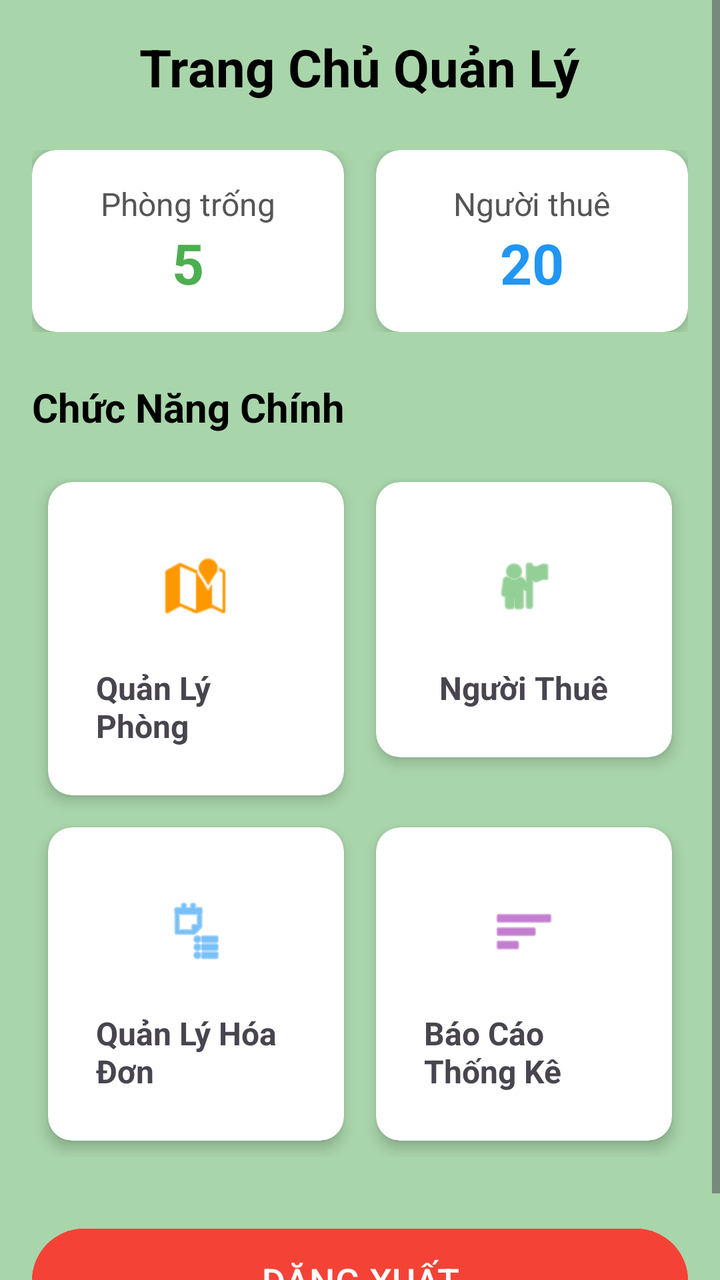
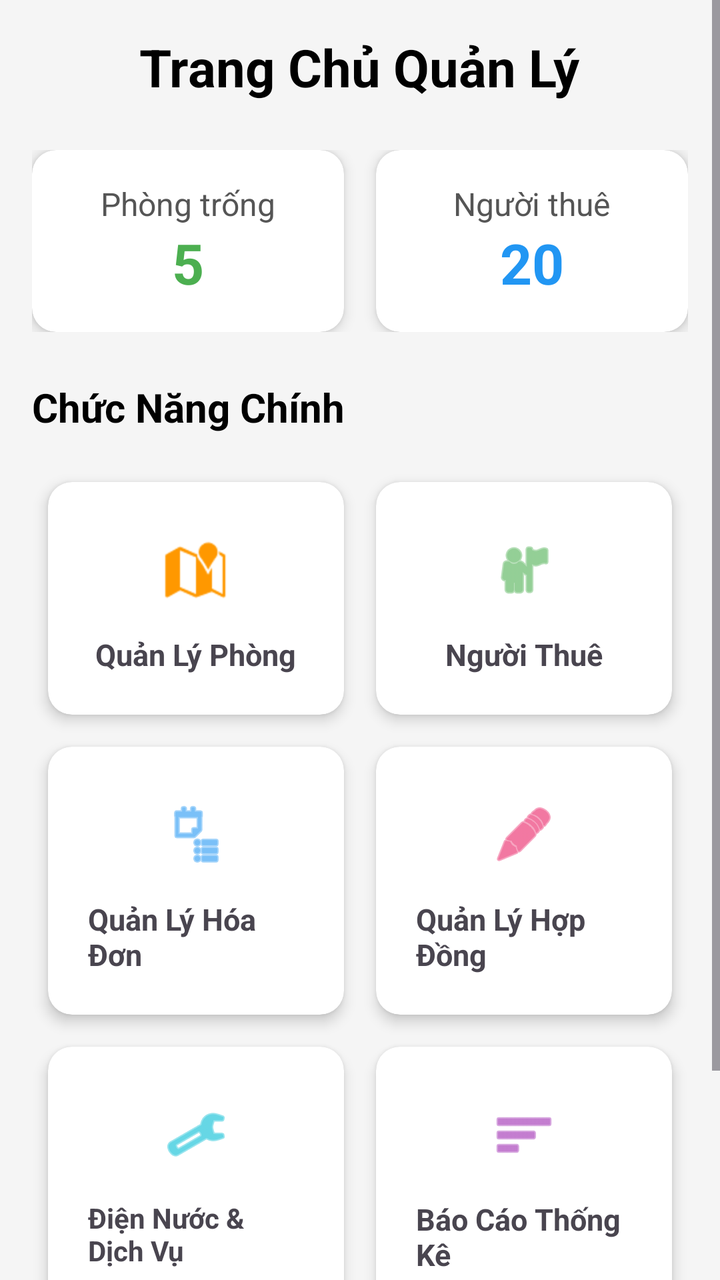

Screens rendered from an Android XML layout before and after an edit, with the pre-edit source and the edit as a unified diff.
<!-- AndroidManifest.xml: application theme Theme.Detai1 -->
<!-- res/layout/giaodientrangchu.xml -->
<?xml version="1.0" encoding="utf-8"?>
<ScrollView xmlns:android="http://schemas.android.com/apk/res/android"
    xmlns:app="http://schemas.android.com/apk/res-auto"
    android:layout_width="match_parent"
    android:layout_height="match_parent"
    android:background="#7A4CAF50">

    <LinearLayout
        android:layout_width="match_parent"
        android:layout_height="wrap_content"
        android:orientation="vertical"
        android:padding="16dp">

        
        <TextView
            android:id="@+id/txtloichao"
            android:layout_width="wrap_content"
            android:layout_height="wrap_content"
            android:layout_gravity="center"
            android:layout_marginBottom="24dp"
            android:text="Trang Chủ Quản Lý"
            android:textColor="@android:color/black"
            android:textSize="26sp"
            android:textStyle="bold" />

        
        <LinearLayout
            android:layout_width="match_parent"
            android:layout_height="wrap_content"
            android:layout_marginBottom="24dp"
            android:orientation="horizontal">

            
            <androidx.cardview.widget.CardView
                android:layout_width="0dp"
                android:layout_height="wrap_content"
                android:layout_marginEnd="8dp"
                android:layout_weight="1"
                app:cardCornerRadius="12dp"
                app:cardElevation="4dp">

                <LinearLayout
                    android:layout_width="match_parent"
                    android:layout_height="wrap_content"
                    android:gravity="center"
                    android:orientation="vertical"
                    android:padding="16dp">

                    <TextView
                        android:layout_width="wrap_content"
                        android:layout_height="wrap_content"
                        android:text="Phòng trống"
                        android:textColor="#555555"
                        android:textSize="16sp" />

                    <TextView
                        android:id="@+id/txtsophongtrong"
                        android:layout_width="wrap_content"
                        android:layout_height="wrap_content"
                        android:text="5"
                        android:textColor="#4CAF50"
                        android:textSize="28sp"
                        android:textStyle="bold" />
                </LinearLayout>
            </androidx.cardview.widget.CardView>

            
            <androidx.cardview.widget.CardView
                android:layout_width="0dp"
                android:layout_height="wrap_content"
                android:layout_marginStart="8dp"
                android:layout_weight="1"
                app:cardCornerRadius="12dp"
                app:cardElevation="4dp">

                <LinearLayout
                    android:layout_width="match_parent"
                    android:layout_height="wrap_content"
                    android:gravity="center"
                    android:orientation="vertical"
                    android:padding="16dp">

                    <TextView
                        android:layout_width="wrap_content"
                        android:layout_height="wrap_content"
                        android:text="Người thuê"
                        android:textColor="#555555"
                        android:textSize="16sp" />

                    <TextView
                        android:id="@+id/txtsonguoithue"
                        android:layout_width="wrap_content"
                        android:layout_height="wrap_content"
                        android:text="20"
                        android:textColor="#2196F3"
                        android:textSize="28sp"
                        android:textStyle="bold" />
                </LinearLayout>
            </androidx.cardview.widget.CardView>

        </LinearLayout>

        
        <TextView
            android:layout_width="wrap_content"
            android:layout_height="wrap_content"
            android:layout_marginBottom="16dp"
            android:text="Chức Năng Chính"
            android:textColor="@android:color/black"
            android:textSize="20sp"
            android:textStyle="bold" />

        
        <GridLayout
            android:layout_width="match_parent"
            android:layout_height="wrap_content"
            android:alignmentMode="alignMargins"
            android:columnCount="2"
            android:columnOrderPreserved="false"
            android:rowCount="2">

            
            <androidx.cardview.widget.CardView
                android:id="@+id/cvquanlyphongtro"
                android:layout_width="0dp"
                android:layout_height="wrap_content"
                android:layout_columnWeight="1"
                android:layout_margin="8dp"
                android:clickable="true"
                android:foreground="?android:attr/selectableItemBackground"
                app:cardCornerRadius="12dp"
                app:cardElevation="4dp">

                <LinearLayout
                    android:layout_width="match_parent"
                    android:layout_height="wrap_content"
                    android:gravity="center"
                    android:orientation="vertical"
                    android:padding="24dp">

                    <ImageButton
                        android:id="@+id/btnimgquanlyphongtro"
                        android:layout_width="56dp"
                        android:layout_height="56dp"
                        android:src="@android:drawable/ic_dialog_map"
                        app:tint="#FF9800"
                        android:background="?attr/selectableItemBackgroundBorderless"
                        android:contentDescription="Quản lý phòng"/>

                    <TextView
                        android:layout_width="wrap_content"
                        android:layout_height="wrap_content"
                        android:layout_marginTop="12dp"
                        android:text="Quản Lý Phòng"
                        android:textSize="16sp"
                        android:textStyle="bold" />
                </LinearLayout>
            </androidx.cardview.widget.CardView>

            
            <androidx.cardview.widget.CardView
                android:id="@+id/cvquanlynguoithue"
                android:layout_width="0dp"
                android:layout_height="wrap_content"
                android:layout_columnWeight="1"
                android:layout_margin="8dp"
                android:clickable="true"
                android:foreground="?android:attr/selectableItemBackground"
                app:cardCornerRadius="12dp"
                app:cardElevation="4dp">

                <LinearLayout
                    android:layout_width="match_parent"
                    android:layout_height="wrap_content"
                    android:gravity="center"
                    android:orientation="vertical"
                    android:padding="24dp">

                    <ImageButton
                        android:id="@+id/btnimgnguoithue"
                        android:layout_width="56dp"
                        android:layout_height="56dp"
                        android:src="@android:drawable/ic_menu_myplaces"
                        app:tint="#4CAF50"
                        android:background="?attr/selectableItemBackgroundBorderless"
                        android:contentDescription="Người thuê"/>

                    <TextView
                        android:layout_width="wrap_content"
                        android:layout_height="wrap_content"
                        android:layout_marginTop="12dp"
                        android:text="Người Thuê"
                        android:textSize="16sp"
                        android:textStyle="bold" />
                </LinearLayout>
            </androidx.cardview.widget.CardView>

            
            <androidx.cardview.widget.CardView
                android:id="@+id/cvquanlyhoadon"
                android:layout_width="0dp"
                android:layout_height="wrap_content"
                android:layout_columnWeight="1"
                android:layout_margin="8dp"
                android:clickable="true"
                android:foreground="?android:attr/selectableItemBackground"
                app:cardCornerRadius="12dp"
                app:cardElevation="4dp">

                <LinearLayout
                    android:layout_width="match_parent"
                    android:layout_height="wrap_content"
                    android:gravity="center"
                    android:orientation="vertical"
                    android:padding="24dp">

                    <ImageButton
                        android:id="@+id/btnimghoadon"
                        android:layout_width="56dp"
                        android:layout_height="56dp"
                        android:src="@android:drawable/ic_menu_agenda"
                        app:tint="#2196F3"
                        android:background="?attr/selectableItemBackgroundBorderless"
                        android:contentDescription="Quản lý hóa đơn"/>

                    <TextView
                        android:layout_width="wrap_content"
                        android:layout_height="wrap_content"
                        android:layout_marginTop="12dp"
                        android:text="Quản Lý Hóa Đơn"
                        android:textSize="16sp"
                        android:textStyle="bold" />
                </LinearLayout>
            </androidx.cardview.widget.CardView>

            
            <androidx.cardview.widget.CardView
                android:id="@+id/cvthongke"
                android:layout_width="0dp"
                android:layout_height="wrap_content"
                android:layout_columnWeight="1"
                android:layout_margin="8dp"
                android:clickable="true"
                android:foreground="?android:attr/selectableItemBackground"
                app:cardCornerRadius="12dp"
                app:cardElevation="4dp">

                <LinearLayout
                    android:layout_width="match_parent"
                    android:layout_height="wrap_content"
                    android:gravity="center"
                    android:orientation="vertical"
                    android:padding="24dp">

                    <ImageButton
                        android:id="@+id/btnimgthongke"
                        android:layout_width="56dp"
                        android:layout_height="56dp"
                        android:src="@android:drawable/ic_menu_sort_by_size"
                        app:tint="#9C27B0"
                        android:background="?attr/selectableItemBackgroundBorderless"
                        android:contentDescription="Thống kê"/>

                    <TextView
                        android:layout_width="wrap_content"
                        android:layout_height="wrap_content"
                        android:layout_marginTop="12dp"
                        android:text="Báo Cáo Thống Kê"
                        android:textSize="16sp"
                        android:textStyle="bold" />
                </LinearLayout>
            </androidx.cardview.widget.CardView>

        </GridLayout>

        
        <Button
            android:id="@+id/btndangxuat"
            android:layout_width="match_parent"
            android:layout_height="60dp"
            android:layout_marginTop="32dp"
            android:backgroundTint="#F44336"
            android:text="ĐĂNG XUẤT"
            android:textColor="@android:color/white"
            android:textSize="18sp" />

    </LinearLayout>
</ScrollView>
<!-- resources referenced by this layout -->
<resources>
  <style name="Theme.Detai1" parent="Base.Theme.Detai1" />
  <style name="Base.Theme.Detai1" parent="Theme.Material3.DayNight.NoActionBar">
          
          
      </style>
</resources>

<!-- the commit's change to res/layout/giaodientrangchu.xml (unified diff, before → after) -->
@@ -3,7 +3,7 @@
     xmlns:app="http://schemas.android.com/apk/res-auto"
     android:layout_width="match_parent"
     android:layout_height="match_parent"
-    android:background="#7A4CAF50">
+    android:background="#F5F5F5">
 
     <LinearLayout
         android:layout_width="match_parent"
@@ -116,8 +116,7 @@
             android:layout_height="wrap_content"
             android:alignmentMode="alignMargins"
             android:columnCount="2"
-            android:columnOrderPreserved="false"
-            android:rowCount="2">
+            android:columnOrderPreserved="false">
 
             
             <androidx.cardview.widget.CardView
@@ -136,12 +135,12 @@
                     android:layout_height="wrap_content"
                     android:gravity="center"
                     android:orientation="vertical"
-                    android:padding="24dp">
+                    android:padding="20dp">
 
                     <ImageButton
                         android:id="@+id/btnimgquanlyphongtro"
-                        android:layout_width="56dp"
-                        android:layout_height="56dp"
+                        android:layout_width="48dp"
+                        android:layout_height="48dp"
                         android:src="@android:drawable/ic_dialog_map"
                         app:tint="#FF9800"
                         android:background="?attr/selectableItemBackgroundBorderless"
@@ -150,9 +149,9 @@
                     <TextView
                         android:layout_width="wrap_content"
                         android:layout_height="wrap_content"
-                        android:layout_marginTop="12dp"
+                        android:layout_marginTop="8dp"
                         android:text="Quản Lý Phòng"
-                        android:textSize="16sp"
+                        android:textSize="15sp"
                         android:textStyle="bold" />
                 </LinearLayout>
             </androidx.cardview.widget.CardView>
@@ -174,12 +173,12 @@
                     android:layout_height="wrap_content"
                     android:gravity="center"
                     android:orientation="vertical"
-                    android:padding="24dp">
+                    android:padding="20dp">
 
                     <ImageButton
                         android:id="@+id/btnimgnguoithue"
-                        android:layout_width="56dp"
-                        android:layout_height="56dp"
+                        android:layout_width="48dp"
+                        android:layout_height="48dp"
                         android:src="@android:drawable/ic_menu_myplaces"
                         app:tint="#4CAF50"
                         android:background="?attr/selectableItemBackgroundBorderless"
@@ -188,9 +187,9 @@
                     <TextView
                         android:layout_width="wrap_content"
                         android:layout_height="wrap_content"
-                        android:layout_marginTop="12dp"
+                        android:layout_marginTop="8dp"
                         android:text="Người Thuê"
-                        android:textSize="16sp"
+                        android:textSize="15sp"
                         android:textStyle="bold" />
                 </LinearLayout>
             </androidx.cardview.widget.CardView>
@@ -212,12 +211,12 @@
                     android:layout_height="wrap_content"
                     android:gravity="center"
                     android:orientation="vertical"
-                    android:padding="24dp">
+                    android:padding="20dp">
 
                     <ImageButton
                         android:id="@+id/btnimghoadon"
-                        android:layout_width="56dp"
-                        android:layout_height="56dp"
+                        android:layout_width="48dp"
+                        android:layout_height="48dp"
                         android:src="@android:drawable/ic_menu_agenda"
                         app:tint="#2196F3"
                         android:background="?attr/selectableItemBackgroundBorderless"
@@ -226,9 +225,85 @@
                     <TextView
                         android:layout_width="wrap_content"
                         android:layout_height="wrap_content"
-                        android:layout_marginTop="12dp"
+                        android:layout_marginTop="8dp"
                         android:text="Quản Lý Hóa Đơn"
-                        android:textSize="16sp"
+                        android:textSize="15sp"
+                        android:textStyle="bold" />
+                </LinearLayout>
+            </androidx.cardview.widget.CardView>
+
+            
+            <androidx.cardview.widget.CardView
+                android:id="@+id/cvquanlyhopdong"
+                android:layout_width="0dp"
+                android:layout_height="wrap_content"
+                android:layout_columnWeight="1"
+                android:layout_margin="8dp"
+                android:clickable="true"
+                android:foreground="?android:attr/selectableItemBackground"
+                app:cardCornerRadius="12dp"
+                app:cardElevation="4dp">
+
+                <LinearLayout
+                    android:layout_width="match_parent"
+                    android:layout_height="wrap_content"
+                    android:gravity="center"
+                    android:orientation="vertical"
+                    android:padding="20dp">
+
+                    <ImageButton
+                        android:id="@+id/btnimghopdong"
+                        android:layout_width="48dp"
+                        android:layout_height="48dp"
+                        android:src="@android:drawable/ic_menu_edit"
+                        app:tint="#E91E63"
+                        android:background="?attr/selectableItemBackgroundBorderless"
+                        android:contentDescription="Quản lý hợp đồng"/>
+
+                    <TextView
+                        android:layout_width="wrap_content"
+                        android:layout_height="wrap_content"
+                        android:layout_marginTop="8dp"
+                        android:text="Quản Lý Hợp Đồng"
+                        android:textSize="15sp"
+                        android:textStyle="bold" />
+                </LinearLayout>
+            </androidx.cardview.widget.CardView>
+
+            
+            <androidx.cardview.widget.CardView
+                android:id="@+id/cvquanlydiennuoc"
+                android:layout_width="0dp"
+                android:layout_height="wrap_content"
+                android:layout_columnWeight="1"
+                android:layout_margin="8dp"
+                android:clickable="true"
+                android:foreground="?android:attr/selectableItemBackground"
+                app:cardCornerRadius="12dp"
+                app:cardElevation="4dp">
+
+                <LinearLayout
+                    android:layout_width="match_parent"
+                    android:layout_height="wrap_content"
+                    android:gravity="center"
+                    android:orientation="vertical"
+                    android:padding="20dp">
+
+                    <ImageButton
+                        android:id="@+id/btnimgdiennuoc"
+                        android:layout_width="48dp"
+                        android:layout_height="48dp"
+                        android:src="@android:drawable/ic_menu_manage"
+                        app:tint="#00BCD4"
+                        android:background="?attr/selectableItemBackgroundBorderless"
+                        android:contentDescription="Điện nước dịch vụ"/>
+
+                    <TextView
+                        android:layout_width="wrap_content"
+                        android:layout_height="wrap_content"
+                        android:layout_marginTop="8dp"
+                        android:text="Điện Nước &amp; Dịch Vụ"
+                        android:textSize="14sp"
                         android:textStyle="bold" />
                 </LinearLayout>
             </androidx.cardview.widget.CardView>
@@ -250,12 +325,12 @@
                     android:layout_height="wrap_content"
                     android:gravity="center"
                     android:orientation="vertical"
-                    android:padding="24dp">
+                    android:padding="20dp">
 
                     <ImageButton
                         android:id="@+id/btnimgthongke"
-                        android:layout_width="56dp"
-                        android:layout_height="56dp"
+                        android:layout_width="48dp"
+                        android:layout_height="48dp"
                         android:src="@android:drawable/ic_menu_sort_by_size"
                         app:tint="#9C27B0"
                         android:background="?attr/selectableItemBackgroundBorderless"
@@ -264,9 +339,9 @@
                     <TextView
                         android:layout_width="wrap_content"
                         android:layout_height="wrap_content"
-                        android:layout_marginTop="12dp"
+                        android:layout_marginTop="8dp"
                         android:text="Báo Cáo Thống Kê"
-                        android:textSize="16sp"
+                        android:textSize="15sp"
                         android:textStyle="bold" />
                 </LinearLayout>
             </androidx.cardview.widget.CardView>
@@ -278,7 +353,7 @@
             android:id="@+id/btndangxuat"
             android:layout_width="match_parent"
             android:layout_height="60dp"
-            android:layout_marginTop="32dp"
+            android:layout_marginTop="24dp"
             android:backgroundTint="#F44336"
             android:text="ĐĂNG XUẤT"
             android:textColor="@android:color/white"
